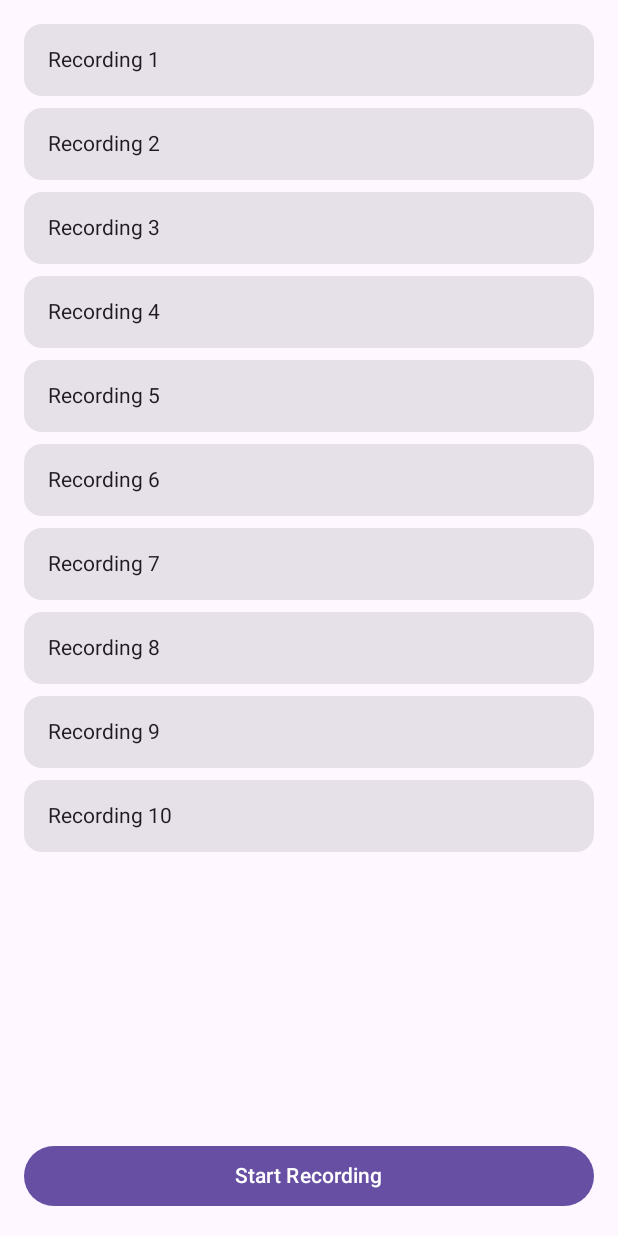
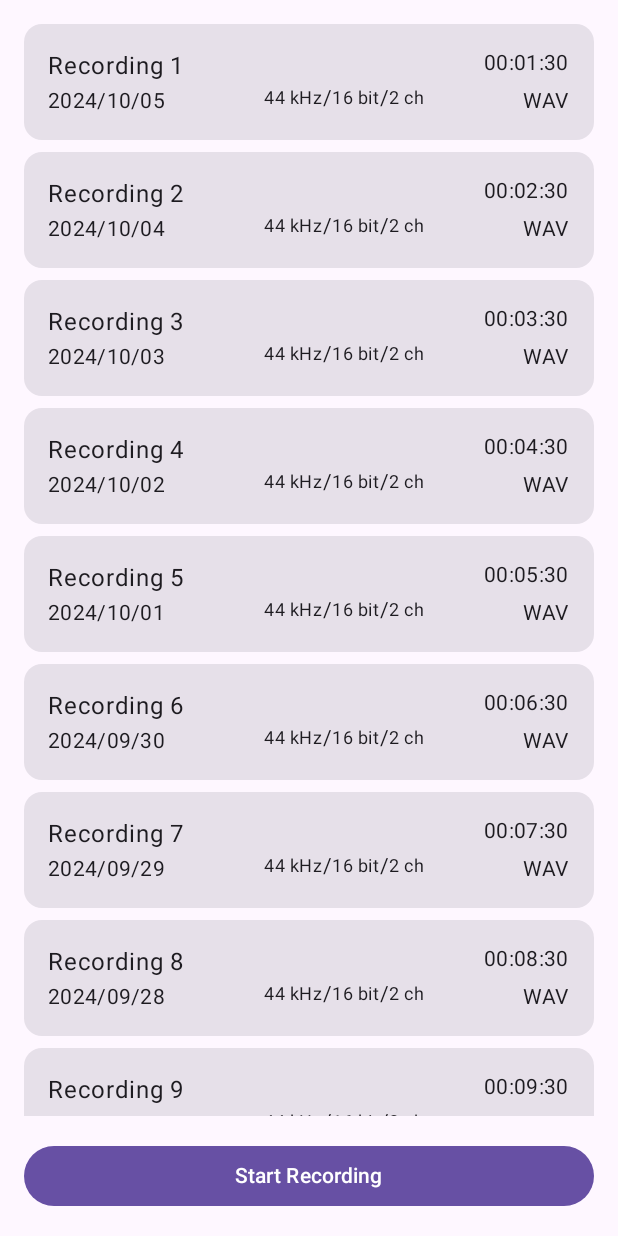
Before and after one commit to entaku0818/simpleRecord, an Android app built with Jetpack Compose: the screen it shows after launch (MainActivity), on a phone screen of 412 x 824 dp. Run offline under Robolectric (Android 15) with nearby library versions, the phone set to English and light mode, and no system bars.

Commit message:
リストのデータを生成

```diff
--- a/app/src/main/java/com/entaku/simpleRecord/RecordingsScreen.kt
+++ b/app/src/main/java/com/entaku/simpleRecord/RecordingsScreen.kt
@@ -1,16 +1,63 @@
 package com.entaku.simpleRecord
 
-import androidx.compose.foundation.layout.*
+import androidx.compose.foundation.layout.Arrangement
+import androidx.compose.foundation.layout.Column
+import androidx.compose.foundation.layout.PaddingValues
+import androidx.compose.foundation.layout.Row
+import androidx.compose.foundation.layout.Spacer
+import androidx.compose.foundation.layout.fillMaxSize
+import androidx.compose.foundation.layout.fillMaxWidth
+import androidx.compose.foundation.layout.height
+import androidx.compose.foundation.layout.padding
 import androidx.compose.foundation.lazy.LazyColumn
 import androidx.compose.foundation.lazy.items
-import androidx.compose.material3.*
-import androidx.compose.runtime.*
+import androidx.compose.material3.Button
+import androidx.compose.material3.Card
+import androidx.compose.material3.MaterialTheme
+import androidx.compose.material3.Text
+import androidx.compose.runtime.Composable
+import androidx.compose.runtime.getValue
+import androidx.compose.runtime.mutableStateOf
+import androidx.compose.runtime.remember
+import androidx.compose.runtime.setValue
 import androidx.compose.ui.Modifier
+import androidx.compose.ui.text.style.TextOverflow
 import androidx.compose.ui.tooling.preview.Preview
 import androidx.compose.ui.unit.dp
+import java.time.LocalDateTime
+import java.time.format.DateTimeFormatter
+
+
+// 録音データを持つデータクラス
+data class RecordingData(
+    val title: String,
+    val creationDate: LocalDateTime,
+    val fileExtension: String,
+    val khz: String,
+    val bitRate: Int,
+    val channels: Int,
+    val duration: String,
+    val filePath: String
+)
+
 @Composable
 fun RecordingsScreen(onNavigateToRecordScreen: () -> Unit) {
-    var recordings by remember { mutableStateOf(List(10) { "Recording ${it + 1}" }) }
+    var recordings by remember {
+        mutableStateOf(
+            List(20) { // リストの件数を増やしました
+                RecordingData(
+                    title = "Recording ${it + 1}",
+                    creationDate = LocalDateTime.now().minusDays(it.toLong()),
+                    fileExtension = "wav",
+                    khz = "44",
+                    bitRate = 16,
+                    channels = 2,
+                    duration = "00:0${it + 1}:30",
+                    filePath = "/path/to/recording${it + 1}.wav"
+                )
+            }
+        )
+    }
 
     Column(
         modifier = Modifier.fillMaxSize(),
@@ -21,7 +68,7 @@ fun RecordingsScreen(onNavigateToRecordScreen: () -> Unit) {
             contentPadding = PaddingValues(16.dp)
         ) {
             items(recordings) { recording ->
-                RecordingItem(recording)
+                RecordingListItem(recording)
                 Spacer(modifier = Modifier.height(8.dp))
             }
         }
@@ -40,16 +87,73 @@ fun RecordingsScreen(onNavigateToRecordScreen: () -> Unit) {
 }
 
 @Composable
-fun RecordingItem(recording: String) {
+fun RecordingListItem(recording: RecordingData) {
+    val formatter = DateTimeFormatter.ofPattern("yyyy/MM/dd")
+    val formattedDate = recording.creationDate.format(formatter)
+
     Card(
-        modifier = Modifier.fillMaxWidth()
+        modifier = Modifier.fillMaxWidth(),
     ) {
-        Text(
-            text = recording,
-            modifier = Modifier.padding(16.dp)
-        )
+        Column(modifier = Modifier.padding(16.dp)) {
+
+
+            Row(
+                modifier = Modifier.fillMaxWidth(),
+                horizontalArrangement = Arrangement.SpaceBetween
+            ) {
+                Text(
+                    text = recording.title,
+                    style = MaterialTheme.typography.bodyLarge,
+                    maxLines = 1,
+                    overflow = TextOverflow.Ellipsis
+                )
+
+                Text(
+                    text = recording.duration,
+                    style = MaterialTheme.typography.bodyMedium
+                )
+            }
+
+            Spacer(modifier = Modifier.height(1.dp))
+
+            // 録音時間、ファイルの情報を表示
+            Row(
+                modifier = Modifier.fillMaxWidth(),
+                horizontalArrangement = Arrangement.SpaceBetween
+            ) {
+
+                Text(
+                    text = formattedDate,
+                    style = MaterialTheme.typography.bodyMedium
+                )
+                Row(){
+                    Text(
+                        text = "${recording.khz} kHz",
+                        style = MaterialTheme.typography.bodySmall
+                    )
+                    Text(text = "/")
+                    Text(
+                        text = "${recording.bitRate} bit",
+                        style = MaterialTheme.typography.bodySmall
+                    )
+                    Text(text = "/")
+                    Text(
+                        text = "${recording.channels} ch",
+                        style = MaterialTheme.typography.bodySmall
+                    )
+                }
+
+
+                Text(
+                    text = recording.fileExtension.uppercase(),
+                    style = MaterialTheme.typography.bodyMedium
+                )
+            }
+
+        }
     }
 }
+
 
 @Preview(showBackground = true)
 @Composable
```
